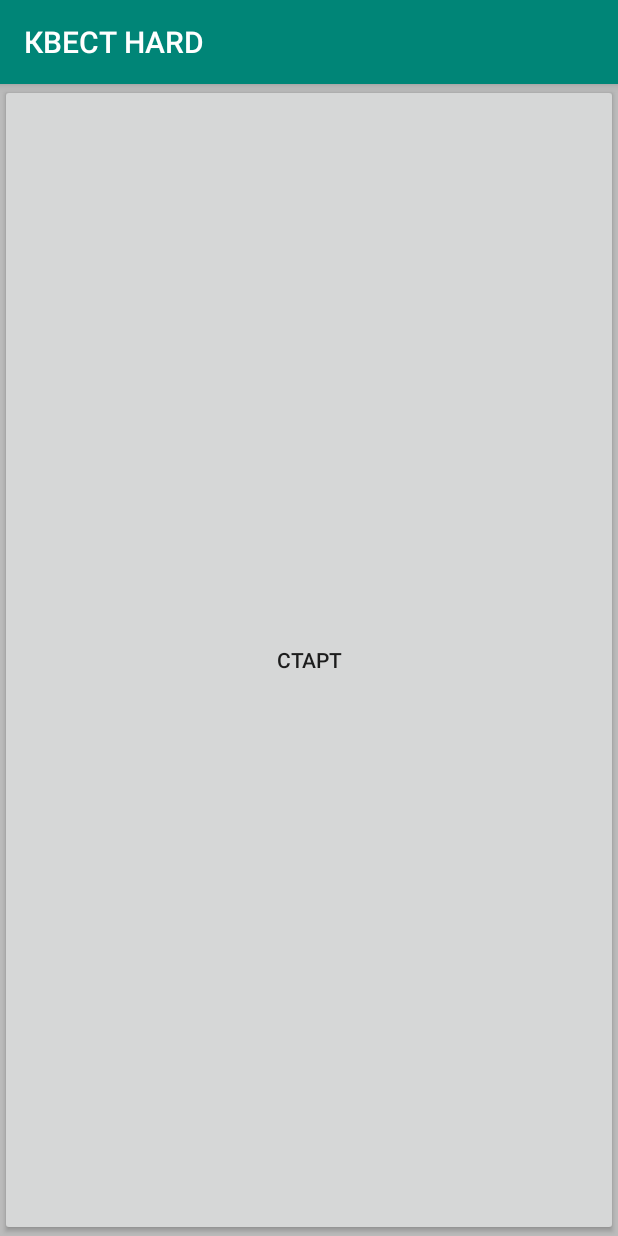
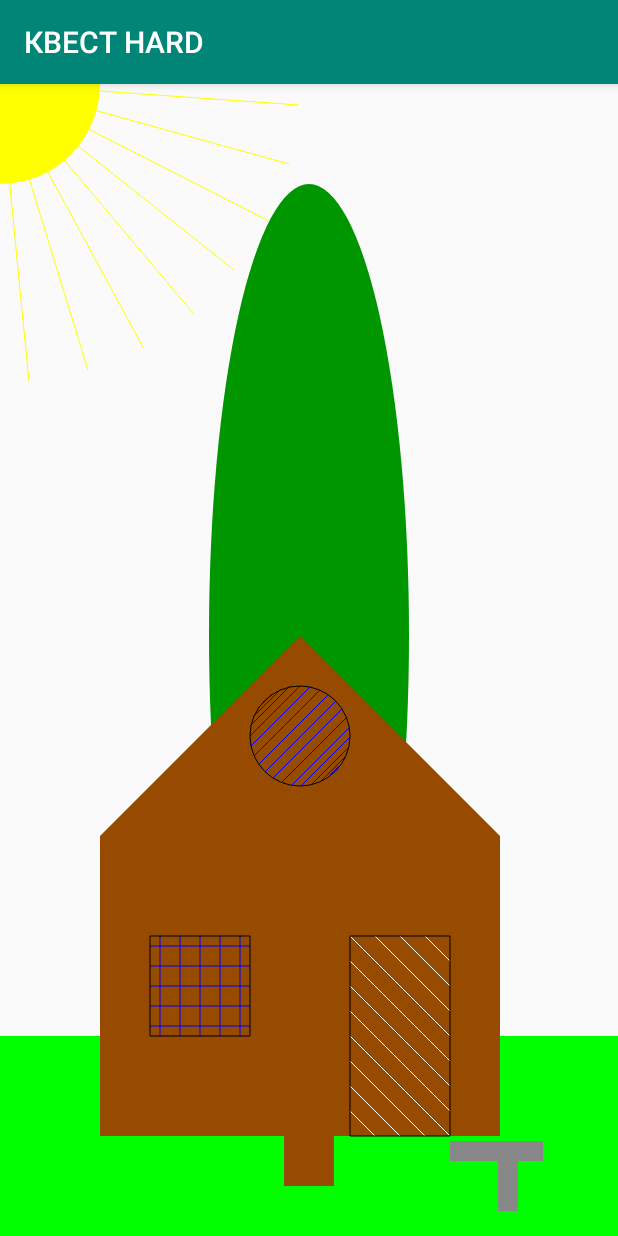
Before and after one commit to 0SouthBoss0/IT, an Android app: the screen it shows after launch (MainActivity), on a phone screen of 412 x 824 dp. Run offline under Robolectric (Android 15) with nearby library versions, the phone set to English and light mode, and no system bars.

Commit message:
draw 3.7.1

```diff
--- a/app/src/main/AndroidManifest.xml
+++ b/app/src/main/AndroidManifest.xml
@@ -3,7 +3,9 @@
     package="com.example.samsunghomework">
 
     <uses-permission android:name="android.permission.INTERNET" />
+    <uses-feature android:name="android.hardware.sensor.light"/>
     <application
+
         android:allowBackup="true"
         android:icon="@mipmap/ic_launcher"
         android:label="@string/app_name"
@@ -11,7 +13,6 @@
         android:supportsRtl="true"
         android:theme="@style/AppTheme">
         <activity android:name=".MainActivity">
-
             <intent-filter>
                 <action android:name="android.intent.action.MAIN" />
 
--- /dev/null
+++ b/app/src/main/java/com/example/samsunghomework/Draw.java
@@ -0,0 +1,89 @@
+package com.example.samsunghomework;
+
+import android.content.Context;
+import android.graphics.Bitmap;
+import android.graphics.BitmapFactory;
+import android.graphics.Canvas;
+import android.graphics.Color;
+import android.graphics.Paint;
+import android.graphics.Path;
+import android.graphics.Rect;
+import android.os.CountDownTimer;
+import android.view.MotionEvent;
+import android.view.SurfaceHolder;
+import android.view.SurfaceView;
+import android.view.View;
+
+public class Draw extends View
+{
+    public Draw(Context context)
+    {
+        super(context);
+    }
+    @Override
+    public void onDraw(Canvas canvas)
+    {
+        super.onDraw(canvas);
+        Paint p = new Paint();
+
+        p.setColor(Color.YELLOW);
+        p.setStyle(Paint.Style.FILL);
+        canvas.drawCircle(0, 0, 100, p);
+        for (double i = 0.1; i < Math.PI / 2; i += 0.2)
+        {
+            canvas.drawLine(0, 0, (int)(300 * Math.sin(i)), (int)(300 * Math.cos(i)), p);
+        }
+
+        p.setColor(Color.GREEN);
+        canvas.drawRect(0, getHeight() - 200, getWidth(), getHeight(), p);
+
+        p.setColor(Color.GRAY);
+        canvas.drawRect(getWidth() - 120, getHeight() - 75, getWidth() - 100, getHeight() - 25, p);
+        canvas.drawRect(getWidth() - 200, getHeight() - 75, getWidth() - 180, getHeight() - 25, p);
+        canvas.drawRect(getWidth() - 225, getHeight() - 95, getWidth() -  75, getHeight() - 75, p);
+
+        p.setColor(Color.rgb(150, 75, 0));
+        canvas.drawRect(getWidth() / 2 - 25, getHeight() - 200, getWidth() / 2 + 25, getHeight() - 50, p);
+        p.setColor(Color.rgb(0, 150, 0));
+        canvas.drawOval(getWidth() / 2 - 100, 100, getWidth() / 2 + 100, getHeight() - 150, p);
+
+        p.setColor(Color.rgb(150, 75, 0));
+        canvas.drawRect(100, getHeight() - 400, 500, getHeight() - 100, p);
+        Path path = new Path();
+        path.moveTo(100, getHeight() - 400);
+        path.lineTo(300, getHeight() - 600);
+        path.lineTo(500, getHeight() - 400);
+        path.close();
+        canvas.drawPath(path, p);
+
+        p.setColor(Color.WHITE);
+        for (int i = 100; i < 400; i += 25)
+        {
+            canvas.drawLine(350, getHeight() - i, 450, getHeight() - i + 100, p);
+        }
+        p.setColor(Color.GREEN);
+        canvas.drawRect(350, getHeight() - 100, 450, getHeight(), p);
+        p.setColor(Color.rgb(150, 75, 0));
+        canvas.drawRect(350, getHeight() - 400, 450, getHeight() - 300, p);
+        p.setColor(Color.BLACK);
+        p.setStyle(Paint.Style.STROKE);
+        canvas.drawRect(350, getHeight() - 300, 450, getHeight() - 100, p);
+
+        p.setColor(Color.BLUE);
+        for (int i = 10; i < 100; i += 20)
+        {
+            canvas.drawLine(150 + i, getHeight() - 300, 150 + i, getHeight() - 200, p);
+            canvas.drawLine(150, getHeight() - 300 + i, 250, getHeight() - 300 + i, p);
+        }
+        p.setColor(Color.BLACK);
+        canvas.drawRect(150, getHeight() - 300, 250, getHeight() - 200, p);
+
+        p.setColor(Color.BLUE);
+        for (double i = Math.PI * 1.25; i > Math.PI * 0.25; i -= 0.2)
+        {
+            canvas.drawLine((int)(300 + Math.cos(i) * 50), (int)(getHeight() - 500 + Math.sin(i) * 50), (int)(300 + Math.cos(Math.PI * 2.5 - i) * 50), (int)(getHeight() - 500 + Math.sin(Math.PI * 2.5 - i) * 50), p);
+        }
+        p.setColor(Color.BLACK);
+        canvas.drawCircle(300, getHeight() - 500, 50, p);
+    }
+}
--- a/app/src/main/java/com/example/samsunghomework/MainActivity.java
+++ b/app/src/main/java/com/example/samsunghomework/MainActivity.java
@@ -12,10 +12,11 @@ public class MainActivity extends AppCompatActivity implements View.OnClickListe
 
 
 
+
     @Override
     protected void onCreate(Bundle savedInstanceState) {
         super.onCreate(savedInstanceState);
-        setContentView(R.layout.activity_main);
+        setContentView(new Draw(this));
     }
 
     @Override
--- a/app/src/main/res/layout/activity_main.xml
+++ b/app/src/main/res/layout/activity_main.xml
@@ -11,11 +11,6 @@
         android:layout_height="match_parent"
         android:orientation="vertical">
 
-        <Button
-            android:layout_width="match_parent"
-            android:layout_height="match_parent"
-            android:onClick="MainActivity"
-            android:text="СТАРТ"></Button>
 
         <ImageView
             android:id="@+id/imageView1"
```
